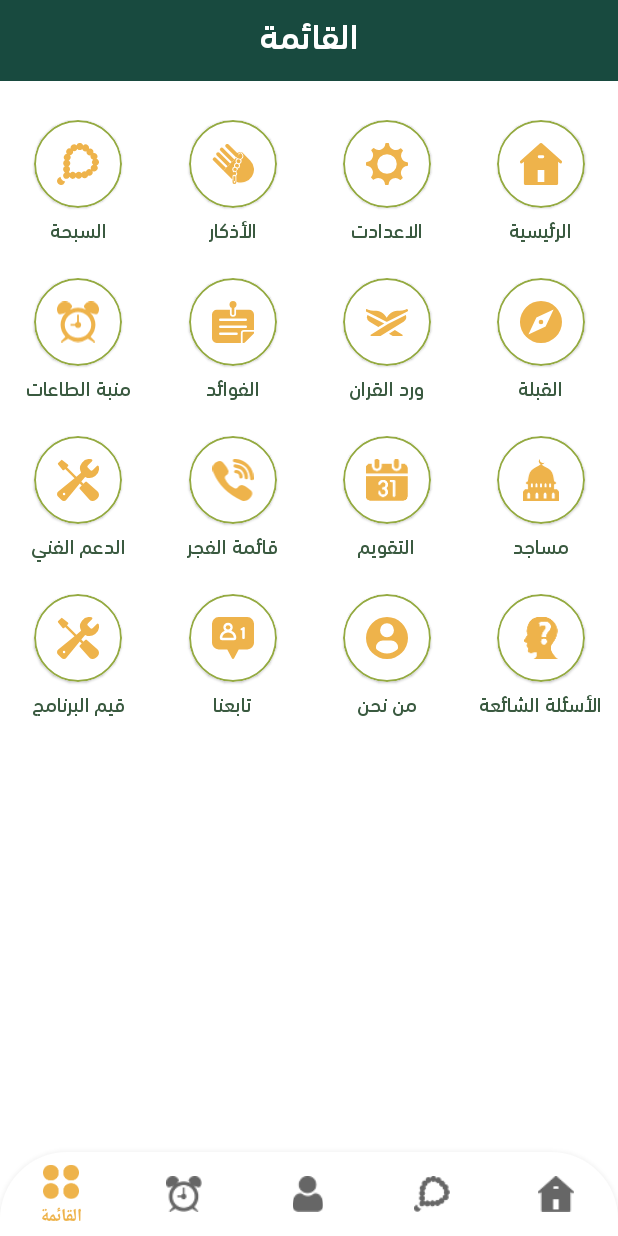
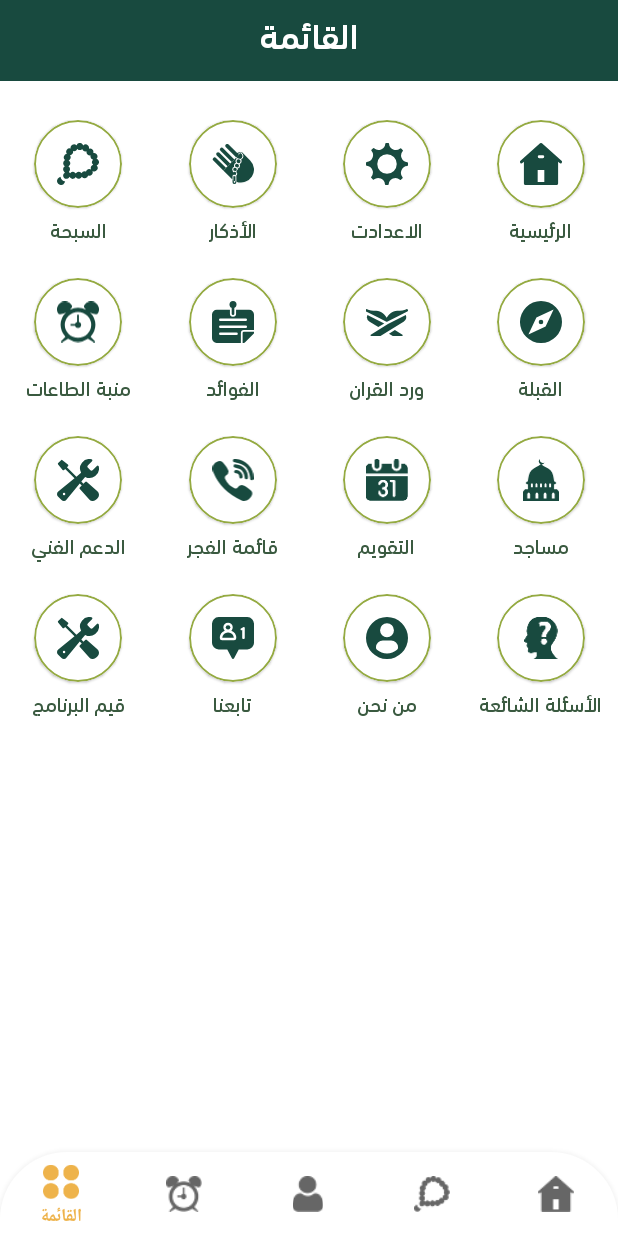
Before and after one commit to AhmedNader65/Alsalah, an Android app: the MenuFragment screen opened through its navigation route, on a phone screen of 412 x 824 dp. Run offline under Robolectric (Android 15) with nearby library versions, the light colour scheme and no system bars; our stand-ins replace Dagger/Hilt's generated code, navigation-ui, sdp/ssp sizes; libraries missing offline, so code that uses them is left out: io.github.cosinekitty.astronomy; 32 statements that could not run were skipped.

Commit message:
add logo

```diff
--- a/app/src/main/AndroidManifest.xml
+++ b/app/src/main/AndroidManifest.xml
@@ -16,9 +16,9 @@
     <application
         android:name=".App"
         android:allowBackup="true"
-        android:icon="@mipmap/ic_launcher"
+        android:icon="@drawable/logo"
         android:label="@string/app_name"
-        android:roundIcon="@mipmap/ic_launcher_round"
+        android:roundIcon="@drawable/logo"
         android:supportsRtl="true"
         android:theme="@style/Theme.Alsalah" >
         <activity
--- a/app/src/main/res/layout/fragment_menu.xml
+++ b/app/src/main/res/layout/fragment_menu.xml
@@ -55,7 +55,7 @@
                         android:layout_gravity="center"
                         android:padding="@dimen/_12sdp"
                         android:src="@drawable/ic_home_big"
-                        app:tint="@color/text_orange_color" />
+                        app:tint="@color/header_color" />
                 </com.google.android.material.card.MaterialCardView>
 
 
@@ -94,7 +94,7 @@
                         android:layout_gravity="center"
                         android:padding="@dimen/_12sdp"
                         android:src="@drawable/ic_setting"
-                        app:tint="@color/text_orange_color" />
+                        app:tint="@color/header_color" />
                 </com.google.android.material.card.MaterialCardView>
 
 
@@ -133,7 +133,7 @@
                         android:layout_gravity="center"
                         android:padding="@dimen/_12sdp"
                         android:src="@drawable/ic_azkar_yellow"
-                        app:tint="@color/text_orange_color" />
+                        app:tint="@color/header_color" />
                 </com.google.android.material.card.MaterialCardView>
 
 
@@ -172,7 +172,7 @@
                         android:layout_gravity="center"
                         android:padding="@dimen/_12sdp"
                         android:src="@drawable/ic_sebha_yellow"
-                        app:tint="@color/text_orange_color" />
+                        app:tint="@color/header_color" />
                 </com.google.android.material.card.MaterialCardView>
 
 
@@ -219,7 +219,7 @@
                         android:layout_gravity="center"
                         android:padding="@dimen/_12sdp"
                         android:src="@drawable/ic_compass"
-                        app:tint="@color/text_orange_color" />
+                        app:tint="@color/header_color" />
                 </com.google.android.material.card.MaterialCardView>
 
 
@@ -257,6 +257,7 @@
                         android:layout_height="match_parent"
                         android:layout_gravity="center"
                         android:padding="@dimen/_12sdp"
+                        app:tint="@color/header_color"
                         android:src="@drawable/ic_quran" />
                 </com.google.android.material.card.MaterialCardView>
 
@@ -296,7 +297,7 @@
                         android:layout_gravity="center"
                         android:padding="@dimen/_12sdp"
                         android:src="@drawable/ic_file"
-                        app:tint="@color/text_orange_color" />
+                        app:tint="@color/header_color" />
                 </com.google.android.material.card.MaterialCardView>
 
 
@@ -335,7 +336,7 @@
                         android:layout_gravity="center"
                         android:padding="@dimen/_12sdp"
                         android:src="@drawable/ic_alarm_yellow"
-                        app:tint="@color/text_orange_color" />
+                        app:tint="@color/header_color" />
                 </com.google.android.material.card.MaterialCardView>
 
 
@@ -383,7 +384,7 @@
                         android:layout_gravity="center"
                         android:padding="@dimen/_12sdp"
                         android:src="@drawable/ic_mosques"
-                        app:tint="@color/text_orange_color" />
+                        app:tint="@color/header_color" />
                 </com.google.android.material.card.MaterialCardView>
 
 
@@ -423,7 +424,7 @@
                         android:layout_gravity="center"
                         android:padding="@dimen/_12sdp"
                         android:src="@drawable/ic_calendar_big"
-                        app:tint="@color/text_orange_color" />
+                        app:tint="@color/header_color" />
                 </com.google.android.material.card.MaterialCardView>
 
 
@@ -463,7 +464,7 @@
                         android:layout_gravity="center"
                         android:padding="@dimen/_12sdp"
                         android:src="@drawable/ic_call_big"
-                        app:tint="@color/text_orange_color" />
+                        app:tint="@color/header_color" />
                 </com.google.android.material.card.MaterialCardView>
 
 
@@ -503,7 +504,7 @@
                         android:layout_gravity="center"
                         android:padding="@dimen/_12sdp"
                         android:src="@drawable/ic_it_support"
-                        app:tint="@color/text_orange_color" />
+                        app:tint="@color/header_color" />
                 </com.google.android.material.card.MaterialCardView>
 
 
@@ -551,7 +552,7 @@
                         android:layout_gravity="center"
                         android:padding="@dimen/_12sdp"
                         android:src="@drawable/ic_faq"
-                        app:tint="@color/text_orange_color" />
+                        app:tint="@color/header_color" />
                 </com.google.android.material.card.MaterialCardView>
 
 
@@ -591,7 +592,7 @@
                         android:layout_gravity="center"
                         android:padding="@dimen/_12sdp"
                         android:src="@drawable/ic_person"
-                        app:tint="@color/text_orange_color" />
+                        app:tint="@color/header_color" />
                 </com.google.android.material.card.MaterialCardView>
 
 
@@ -631,7 +632,7 @@
                         android:layout_gravity="center"
                         android:padding="@dimen/_12sdp"
                         android:src="@drawable/ic_follow_us"
-                        app:tint="@color/text_orange_color" />
+                        app:tint="@color/header_color" />
                 </com.google.android.material.card.MaterialCardView>
 
 
@@ -670,7 +671,7 @@
                         android:layout_gravity="center"
                         android:padding="@dimen/_12sdp"
                         android:src="@drawable/ic_it_support"
-                        app:tint="@color/text_orange_color" />
+                        app:tint="@color/header_color" />
                 </com.google.android.material.card.MaterialCardView>
 
 
```
Also changed, not shown: app/src/main/res/drawable-hdpi/logo.png (added), app/src/main/res/drawable-ldpi/logo.png (added), app/src/main/res/drawable-mdpi/logo.png (added), app/src/main/res/drawable-xhdpi/logo.png (added), app/src/main/res/drawable-xxhdpi/logo.png (added), app/src/main/res/drawable-xxxhdpi/logo.png (added).
